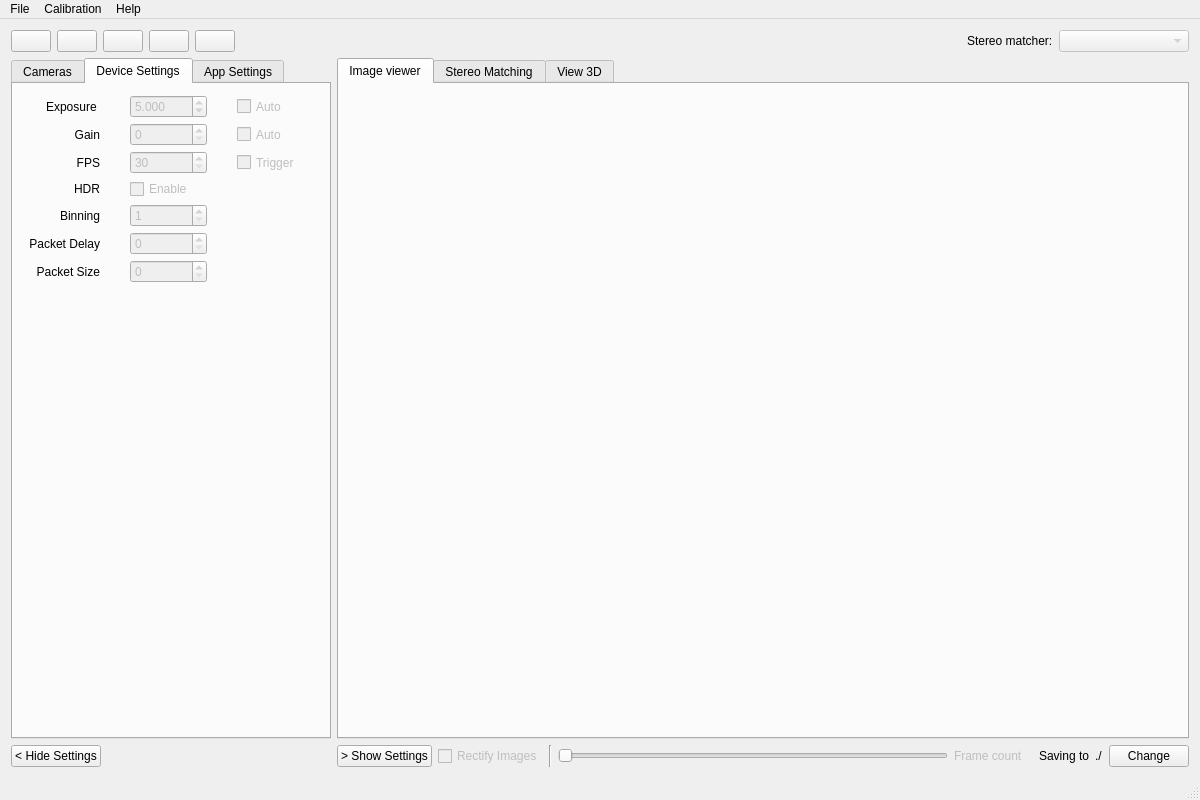
Old version of the form src/mainwindow.ui in the repository i3drobotics/stereo-vision-toolkit.
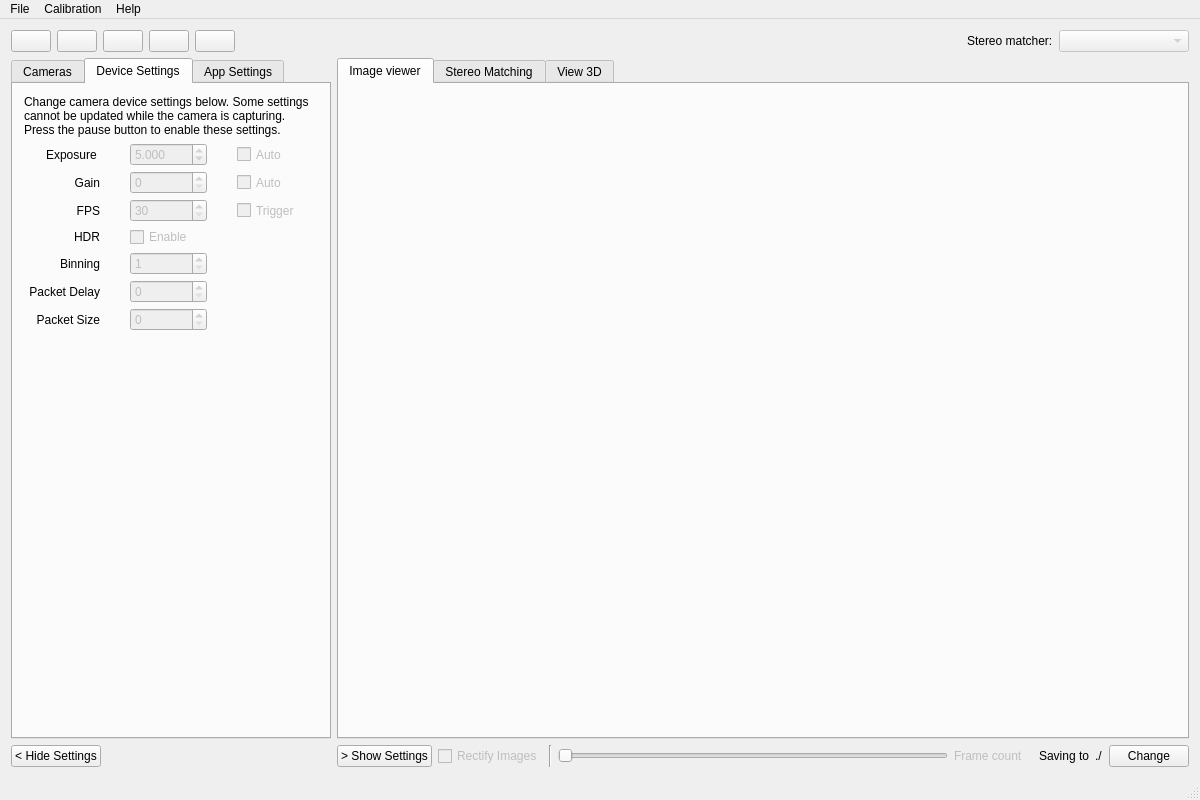
New version of the form. The open tabs and pages were chosen to show the change.

Commit message: extend new camera control methods to other camera types

What changed in the file:
```diff
--- a/src/mainwindow.ui
+++ b/src/mainwindow.ui
@@ -445,13 +445,32 @@
             </attribute>
             <layout class="QHBoxLayout" name="horizontalLayout_6">
              <item>
-              <layout class="QVBoxLayout" name="verticalLayout_8" stretch="0,0">
+              <layout class="QVBoxLayout" name="verticalLayout_8" stretch="0,0,0">
                <property name="topMargin">
                 <number>0</number>
                </property>
                <property name="rightMargin">
                 <number>0</number>
                </property>
+               <item>
+                <widget class="QLabel" name="label_5">
+                 <property name="sizePolicy">
+                  <sizepolicy hsizetype="Preferred" vsizetype="Preferred">
+                   <horstretch>0</horstretch>
+                   <verstretch>0</verstretch>
+                  </sizepolicy>
+                 </property>
+                 <property name="text">
+                  <string>Change camera device settings below. Some settings cannot be updated while the camera is capturing. Press the pause button to enable these settings.</string>
+                 </property>
+                 <property name="wordWrap">
+                  <bool>true</bool>
+                 </property>
+                 <property name="margin">
+                  <number>3</number>
+                 </property>
+                </widget>
+               </item>
                <item>
                 <layout class="QGridLayout" name="gridLayout_2" columnstretch="0,1,1" columnminimumwidth="0,0,0">
                  <property name="sizeConstraint">
@@ -472,41 +491,7 @@
                  <property name="verticalSpacing">
                   <number>5</number>
                  </property>
-                 <item row="2" column="1">
-                  <widget class="QSpinBox" name="fpsSpinBox">
-                   <property name="enabled">
-                    <bool>false</bool>
-                   </property>
-                   <property name="sizePolicy">
-                    <sizepolicy hsizetype="Preferred" vsizetype="Preferred">
-                     <horstretch>0</horstretch>
-                     <verstretch>0</verstretch>
-                    </sizepolicy>
-                   </property>
-                   <property name="minimumSize">
-                    <size>
-                     <width>0</width>
-                     <height>0</height>
-                    </size>
-                   </property>
-                   <property name="maximumSize">
-                    <size>
-                     <width>16777215</width>
-                     <height>16777215</height>
-                    </size>
-                   </property>
-                   <property name="minimum">
-                    <number>30</number>
-                   </property>
-                   <property name="maximum">
-                    <number>60</number>
-                   </property>
-                   <property name="singleStep">
-                    <number>30</number>
-                   </property>
-                  </widget>
-                 </item>
-                 <item row="7" column="1">
+                 <item row="9" column="1">
                   <spacer name="horizontalSpacer_7">
                    <property name="orientation">
                     <enum>Qt::Horizontal</enum>
@@ -519,43 +504,8 @@
                    </property>
                   </spacer>
                  </item>
-                 <item row="1" column="1">
-                  <widget class="QSpinBox" name="gainSpinBox">
-                   <property name="enabled">
-                    <bool>false</bool>
-                   </property>
-                   <property name="sizePolicy">
-                    <sizepolicy hsizetype="Preferred" vsizetype="Preferred">
-                     <horstretch>0</horstretch>
-                     <verstretch>0</verstretch>
-                    </sizepolicy>
-                   </property>
-                  </widget>
-                 </item>
-                 <item row="2" column="0">
-                  <widget class="QLabel" name="lblFPS">
-                   <property name="minimumSize">
-                    <size>
-                     <width>0</width>
-                     <height>0</height>
-                    </size>
-                   </property>
-                   <property name="maximumSize">
-                    <size>
-                     <width>16777215</width>
-                     <height>16777215</height>
-                    </size>
-                   </property>
-                   <property name="text">
-                    <string>FPS</string>
-                   </property>
-                   <property name="alignment">
-                    <set>Qt::AlignRight|Qt::AlignTrailing|Qt::AlignVCenter</set>
-                   </property>
-                  </widget>
-                 </item>
                  <item row="5" column="1">
-                  <widget class="QSpinBox" name="packetDelaySpinBox">
+                  <widget class="QCheckBox" name="enableHDRCheckbox">
                    <property name="enabled">
                     <bool>false</bool>
                    </property>
@@ -564,25 +514,6 @@
                      <horstretch>0</horstretch>
                      <verstretch>0</verstretch>
                     </sizepolicy>
-                   </property>
-                  </widget>
-                 </item>
-                 <item row="4" column="1">
-                  <widget class="QSpinBox" name="binningSpinBox">
-                   <property name="enabled">
-                    <bool>false</bool>
-                   </property>
-                   <property name="sizePolicy">
-                    <sizepolicy hsizetype="Preferred" vsizetype="Preferred">
-                     <horstretch>0</horstretch>
-                     <verstretch>0</verstretch>
-                    </sizepolicy>
-                   </property>
-                   <property name="minimumSize">
-                    <size>
-                     <width>0</width>
-                     <height>0</height>
-                    </size>
                    </property>
                    <property name="maximumSize">
                     <size>
@@ -590,28 +521,12 @@
                      <height>16777215</height>
                     </size>
                    </property>
-                   <property name="minimum">
-                    <number>1</number>
-                   </property>
-                   <property name="maximum">
-                    <number>3</number>
+                   <property name="text">
+                    <string>Enable</string>
                    </property>
                   </widget>
                  </item>
-                 <item row="7" column="0">
-                  <spacer name="horizontalSpacer_6">
-                   <property name="orientation">
-                    <enum>Qt::Horizontal</enum>
-                   </property>
-                   <property name="sizeHint" stdset="0">
-                    <size>
-                     <width>40</width>
-                     <height>20</height>
-                    </size>
-                   </property>
-                  </spacer>
-                 </item>
-                 <item row="0" column="0">
+                 <item row="2" column="0">
                   <widget class="QLabel" name="lblExposure">
                    <property name="minimumSize">
                     <size>
@@ -633,7 +548,7 @@
                    </property>
                   </widget>
                  </item>
-                 <item row="2" column="2">
+                 <item row="4" column="2">
                   <widget class="QCheckBox" name="enabledTriggeredCheckbox">
                    <property name="enabled">
                     <bool>false</bool>
@@ -655,7 +570,7 @@
                    </property>
                   </widget>
                  </item>
-                 <item row="3" column="0">
+                 <item row="5" column="0">
                   <widget class="QLabel" name="lblHDR">
                    <property name="minimumSize">
                     <size>
@@ -677,7 +592,183 @@
                    </property>
                   </widget>
                  </item>
-                 <item row="1" column="2">
+                 <item row="7" column="0">
+                  <widget class="QLabel" name="lblPacketDelay">
+                   <property name="text">
+                    <string>Packet Delay</string>
+                   </property>
+                   <property name="alignment">
+                    <set>Qt::AlignRight|Qt::AlignTrailing|Qt::AlignVCenter</set>
+                   </property>
+                  </widget>
+                 </item>
+                 <item row="2" column="2">
+                  <widget class="QCheckBox" name="autoExposeCheck">
+                   <property name="enabled">
+                    <bool>false</bool>
+                   </property>
+                   <property name="sizePolicy">
+                    <sizepolicy hsizetype="Preferred" vsizetype="Preferred">
+                     <horstretch>0</horstretch>
+                     <verstretch>0</verstretch>
+                    </sizepolicy>
+                   </property>
+                   <property name="maximumSize">
+                    <size>
+                     <width>16777215</width>
+                     <height>16777215</height>
+                    </size>
+                   </property>
+                   <property name="text">
+                    <string>Auto</string>
+                   </property>
+                  </widget>
+                 </item>
+                 <item row="9" column="0">
+                  <spacer name="horizontalSpacer_6">
+                   <property name="orientation">
+                    <enum>Qt::Horizontal</enum>
+                   </property>
+                   <property name="sizeHint" stdset="0">
+                    <size>
+                     <width>40</width>
+                     <height>20</height>
+                    </size>
+                   </property>
+                  </spacer>
+                 </item>
+                 <item row="3" column="0">
+                  <widget class="QLabel" name="lblGain">
+                   <property name="minimumSize">
+                    <size>
+                     <width>0</width>
+                     <height>0</height>
+                    </size>
+                   </property>
+                   <property name="maximumSize">
+                    <size>
+                     <width>16777215</width>
+                     <height>16777215</height>
+                    </size>
+                   </property>
+                   <property name="text">
+                    <string>Gain</string>
+                   </property>
+                   <property name="alignment">
+                    <set>Qt::AlignRight|Qt::AlignTrailing|Qt::AlignVCenter</set>
+                   </property>
+                  </widget>
+                 </item>
+                 <item row="4" column="1">
+                  <widget class="QSpinBox" name="fpsSpinBox">
+                   <property name="enabled">
+                    <bool>false</bool>
+                   </property>
+                   <property name="sizePolicy">
+                    <sizepolicy hsizetype="Preferred" vsizetype="Preferred">
+                     <horstretch>0</horstretch>
+                     <verstretch>0</verstretch>
+                    </sizepolicy>
+                   </property>
+                   <property name="minimumSize">
+                    <size>
+                     <width>0</width>
+                     <height>0</height>
+                    </size>
+                   </property>
+                   <property name="maximumSize">
+                    <size>
+                     <width>16777215</width>
+                     <height>16777215</height>
+                    </size>
+                   </property>
+                   <property name="minimum">
+                    <number>30</number>
+                   </property>
+                   <property name="maximum">
+                    <number>60</number>
+                   </property>
+                   <property name="singleStep">
+                    <number>30</number>
+                   </property>
+                  </widget>
+                 </item>
+                 <item row="6" column="1">
+                  <widget class="QSpinBox" name="binningSpinBox">
+                   <property name="enabled">
+                    <bool>false</bool>
+                   </property>
+                   <property name="sizePolicy">
+                    <sizepolicy hsizetype="Preferred" vsizetype="Preferred">
+                     <horstretch>0</horstretch>
+                     <verstretch>0</verstretch>
+                    </sizepolicy>
+                   </property>
+                   <property name="minimumSize">
+                    <size>
+                     <width>0</width>
+                     <height>0</height>
+                    </size>
+                   </property>
+                   <property name="maximumSize">
+                    <size>
+                     <width>16777215</width>
+                     <height>16777215</height>
+                    </size>
+                   </property>
+                   <property name="minimum">
+                    <number>1</number>
+                   </property>
+                   <property name="maximum">
+                    <number>3</number>
+                   </property>
+                  </widget>
+                 </item>
+                 <item row="6" column="0">
+                  <widget class="QLabel" name="lblBinning">
+                   <property name="minimumSize">
+                    <size>
+                     <width>0</width>
+                     <height>0</height>
+                    </size>
+                   </property>
+                   <property name="maximumSize">
+                    <size>
+                     <width>16777215</width>
+                     <height>16777215</height>
+                    </size>
+                   </property>
+                   <property name="text">
+                    <string>Binning</string>
+                   </property>
+                   <property name="alignment">
+                    <set>Qt::AlignRight|Qt::AlignTrailing|Qt::AlignVCenter</set>
+                   </property>
+                  </widget>
+                 </item>
+                 <item row="4" column="0">
+                  <widget class="QLabel" name="lblFPS">
+                   <property name="minimumSize">
+                    <size>
+                     <width>0</width>
+                     <height>0</height>
+                    </size>
+                   </property>
+                   <property name="maximumSize">
+                    <size>
+                     <width>16777215</width>
+                     <height>16777215</height>
+                    </size>
+                   </property>
+                   <property name="text">
+                    <string>FPS</string>
+                   </property>
+                   <property name="alignment">
+                    <set>Qt::AlignRight|Qt::AlignTrailing|Qt::AlignVCenter</set>
+                   </property>
+                  </widget>
+                 </item>
+                 <item row="3" column="2">
                   <widget class="QCheckBox" name="autoGainCheckBox">
                    <property name="enabled">
                     <bool>false</bool>
@@ -699,7 +790,59 @@
                    </property>
                   </widget>
                  </item>
-                 <item row="0" column="1">
+                 <item row="7" column="1">
+                  <widget class="QSpinBox" name="packetDelaySpinBox">
+                   <property name="enabled">
+                    <bool>false</bool>
+                   </property>
+                   <property name="sizePolicy">
+                    <sizepolicy hsizetype="Preferred" vsizetype="Preferred">
+                     <horstretch>0</horstretch>
+                     <verstretch>0</verstretch>
+                    </sizepolicy>
+                   </property>
+                  </widget>
+                 </item>
+                 <item row="8" column="1">
+                  <widget class="QSpinBox" name="packetSizeSpinBox">
+                   <property name="enabled">
+                    <bool>false</bool>
+                   </property>
+                   <property name="sizePolicy">
+                    <sizepolicy hsizetype="Preferred" vsizetype="Preferred">
+                     <horstretch>0</horstretch>
+                     <verstretch>0</verstretch>
+                    </sizepolicy>
+                   </property>
+                  </widget>
+                 </item>
+                 <item row="9" column="2">
+                  <spacer name="horizontalSpacer_8">
+                   <property name="orientation">
+                    <enum>Qt::Horizontal</enum>
+                   </property>
+                   <property name="sizeHint" stdset="0">
+                    <size>
+                     <width>40</width>
+                     <height>20</height>
+                    </size>
+                   </property>
+                  </spacer>
+                 </item>
+                 <item row="3" column="1">
+                  <widget class="QSpinBox" name="gainSpinBox">
+                   <property name="enabled">
+                    <bool>false</bool>
+                   </property>
+                   <property name="sizePolicy">
+                    <sizepolicy hsizetype="Preferred" vsizetype="Preferred">
+                     <horstretch>0</horstretch>
+                     <verstretch>0</verstretch>
+                    </sizepolicy>
+                   </property>
+                  </widget>
+                 </item>
+                 <item row="2" column="1">
                   <widget class="QDoubleSpinBox" name="exposureSpinBox">
                    <property name="enabled">
                     <bool>false</bool>
@@ -745,33 +888,7 @@
                    </property>
                   </widget>
                  </item>
-                 <item row="7" column="2">
-                  <spacer name="horizontalSpacer_8">
-                   <property name="orientation">
-                    <enum>Qt::Horizontal</enum>
-                   </property>
-                   <property name="sizeHint" stdset="0">
-                    <size>
-                     <width>40</width>
-                     <height>20</height>
-                    </size>
-                   </property>
-                  </spacer>
-                 </item>
-                 <item row="6" column="1">
-                  <widget class="QSpinBox" name="packetSizeSpinBox">
-                   <property name="enabled">
-                    <bool>false</bool>
-                   </property>
-                   <property name="sizePolicy">
-                    <sizepolicy hsizetype="Preferred" vsizetype="Preferred">
-                     <horstretch>0</horstretch>
-                     <verstretch>0</verstretch>
-                    </sizepolicy>
-                   </property>
-                  </widget>
-                 </item>
-                 <item row="6" column="0">
+                 <item row="8" column="0">
                   <widget class="QLabel" name="lblPacketSize">
                    <property name="text">
                     <string>Packet Size</string>
@@ -781,104 +898,6 @@
                    </property>
                   </widget>
                  </item>
-                 <item row="1" column="0">
-                  <widget class="QLabel" name="lblGain">
-                   <property name="minimumSize">
-                    <size>
-                     <width>0</width>
-                     <height>0</height>
-                    </size>
-                   </property>
-                   <property name="maximumSize">
-                    <size>
-                     <width>16777215</width>
-                     <height>16777215</height>
-                    </size>
-                   </property>
-                   <property name="text">
-                    <string>Gain</string>
-                   </property>
-                   <property name="alignment">
-                    <set>Qt::AlignRight|Qt::AlignTrailing|Qt::AlignVCenter</set>
-                   </property>
-                  </widget>
-                 </item>
-                 <item row="4" column="0">
-                  <widget class="QLabel" name="lblBinning">
-                   <property name="minimumSize">
-                    <size>
-                     <width>0</width>
-                     <height>0</height>
-                    </size>
-                   </property>
-                   <property name="maximumSize">
-                    <size>
-                     <width>16777215</width>
-                     <height>16777215</height>
-                    </size>
-                   </property>
-                   <property name="text">
-                    <string>Binning</string>
-                   </property>
-                   <property name="alignment">
-                    <set>Qt::AlignRight|Qt::AlignTrailing|Qt::AlignVCenter</set>
-                   </property>
-                  </widget>
-                 </item>
-                 <item row="5" column="0">
-                  <widget class="QLabel" name="lblPacketDelay">
-                   <property name="text">
-                    <string>Packet Delay</string>
-                   </property>
-                   <property name="alignment">
-                    <set>Qt::AlignRight|Qt::AlignTrailing|Qt::AlignVCenter</set>
-                   </property>
-                  </widget>
-                 </item>
-                 <item row="3" column="1">
-                  <widget class="QCheckBox" name="enableHDRCheckbox">
-                   <property name="enabled">
-                    <bool>false</bool>
-                   </property>
-                   <property name="sizePolicy">
-                    <sizepolicy hsizetype="Preferred" vsizetype="Preferred">
-                     <horstretch>0</horstretch>
-                     <verstretch>0</verstretch>
-                    </sizepolicy>
-                   </property>
-                   <property name="maximumSize">
-                    <size>
-                     <width>16777215</width>
-                     <height>16777215</height>
-                    </size>
-                   </property>
-                   <property name="text">
-                    <string>Enable</string>
-                   </property>
-                  </widget>
-                 </item>
-                 <item row="0" column="2">
-                  <widget class="QCheckBox" name="autoExposeCheck">
-                   <property name="enabled">
-                    <bool>false</bool>
-                   </property>
-                   <property name="sizePolicy">
-                    <sizepolicy hsizetype="Preferred" vsizetype="Preferred">
-                     <horstretch>0</horstretch>
-                     <verstretch>0</verstretch>
-                    </sizepolicy>
-                   </property>
-                   <property name="maximumSize">
-                    <size>
-                     <width>16777215</width>
-                     <height>16777215</height>
-                    </size>
-                   </property>
-                   <property name="text">
-                    <string>Auto</string>
-                   </property>
-                  </widget>
-                 </item>
                 </layout>
                </item>
                <item>
```
Left out of the diff: 21 changed lines with no effect on the pictures. The commit also changes 12 other files.
